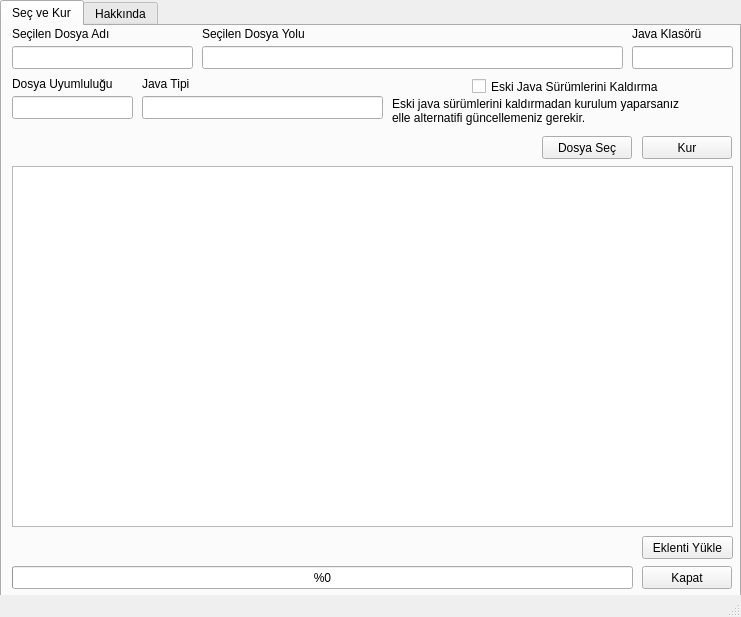
First picture: the form in src/ajip.ui, repository MusaOrtagedik/ajip, before the edit.
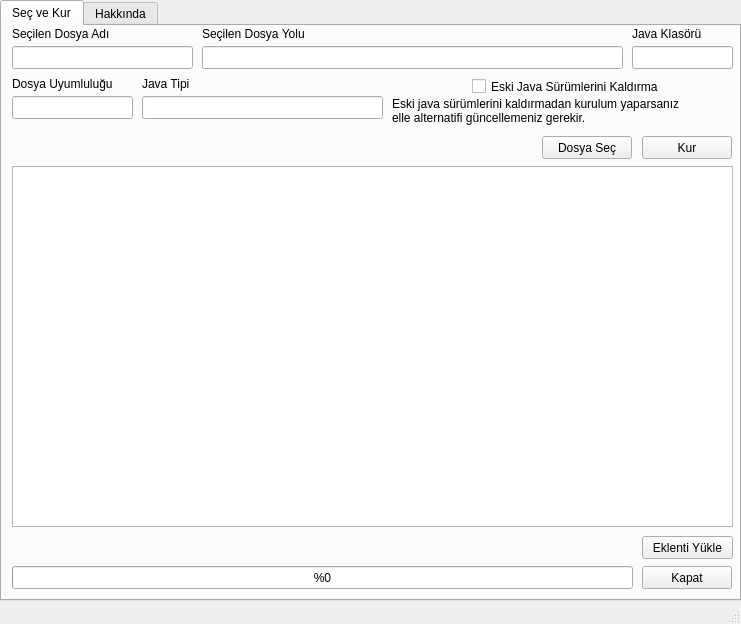
Second picture: the form after the edit. Icons and pictures are not drawn.

Commit message: Refactor source tree base directory

```diff
--- a/src/ajip.ui
+++ b/src/ajip.ui
@@ -7,7 +7,7 @@
     <x>0</x>
     <y>0</y>
     <width>741</width>
-    <height>617</height>
+    <height>624</height>
    </rect>
   </property>
   <property name="windowTitle">
```
Left out of the diff: 4 changed lines with no effect on the pictures.
